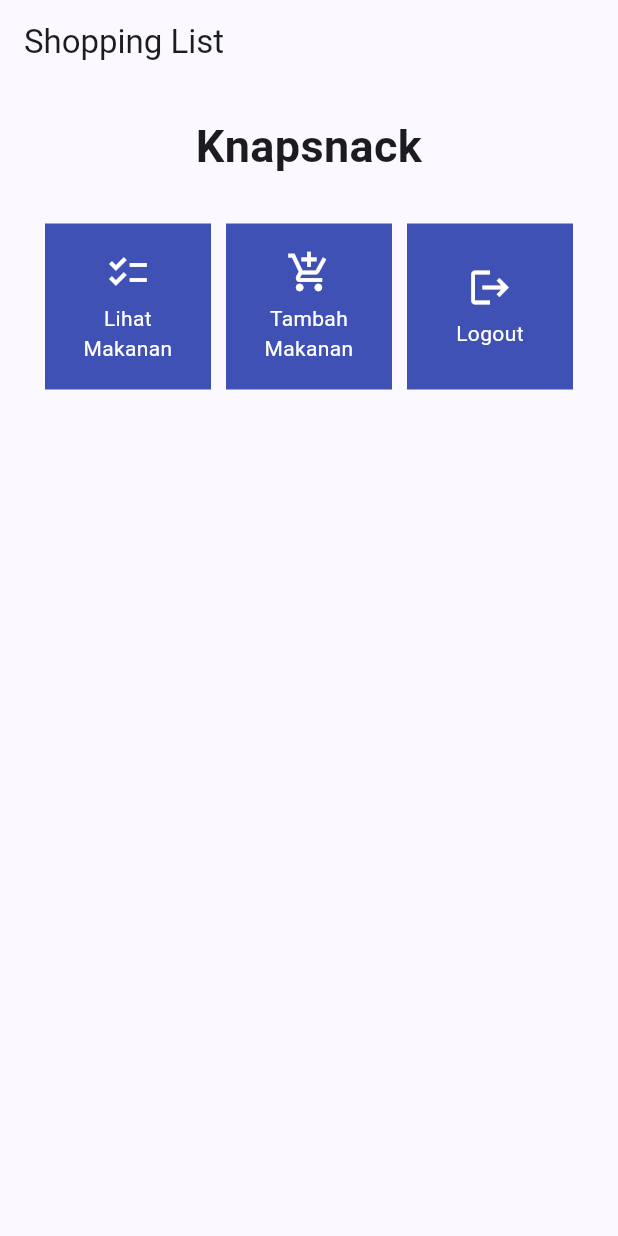
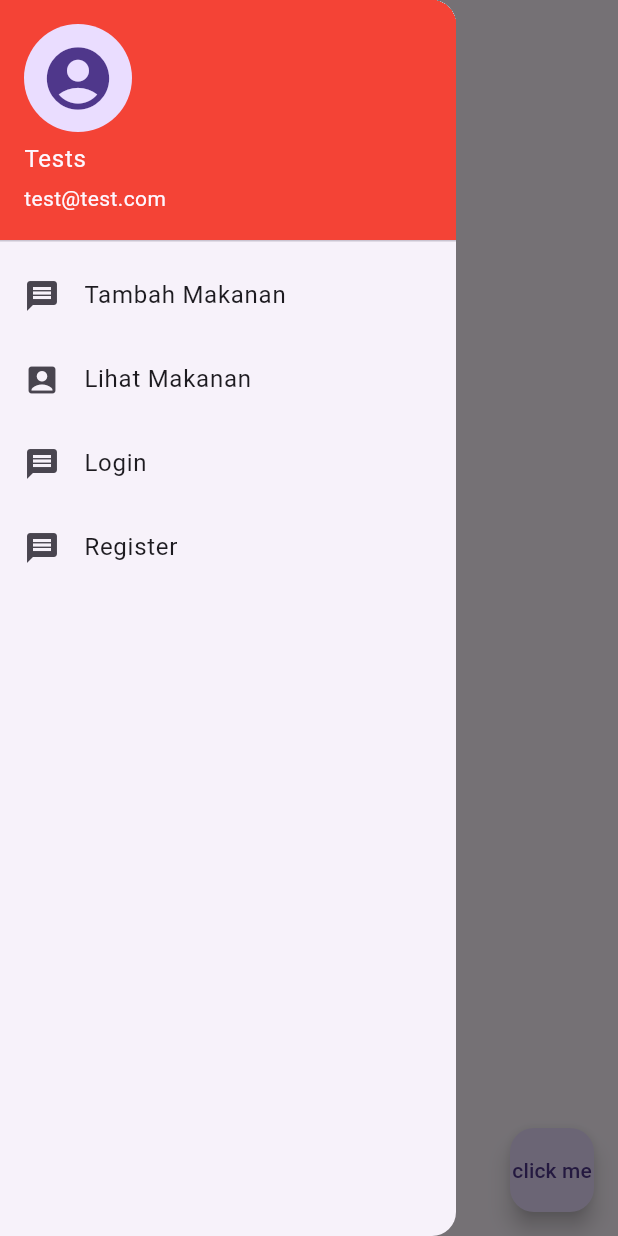
Before and after one commit to belatijagad/knapsnack, a Flutter app: the screen it shows after launch, with the side drawer open (before the commit the screen has no drawer), on a phone screen of 412 x 824 dp. Run offline on Flutter 3.47's test engine with Material 3 defaults, Android fonts, the phone set to English and light mode, and no system bars.

Commit message:
tons of update

```diff
--- a/lib/main.dart
+++ b/lib/main.dart
@@ -1,22 +1,22 @@
 import 'package:flutter/material.dart';
-import 'package:knapsnack/menu.dart';
 
-void main() {
-  runApp(const MyApp());
-}
+import 'package:knapsnack/screens/home.dart';
+import 'package:knapsnack/screens/loading.dart';
+import 'package:knapsnack/screens/add_food.dart';
+import 'package:knapsnack/screens/food_list.dart';
+import 'package:knapsnack/screens/individual_food.dart';
+import 'package:knapsnack/screens/login.dart';
+import 'package:knapsnack/screens/register.dart';
 
-class MyApp extends StatelessWidget {
-  const MyApp({super.key});
-
-  @override
-  Widget build(BuildContext context) {
-    return MaterialApp(
-      title: 'Flutter Demo',
-      theme: ThemeData(
-        colorScheme: ColorScheme.fromSeed(seedColor: Colors.indigo),
-        useMaterial3: true,
-      ),
-      home: MyHomePage(),
-    );
-  }
-}
+void main() => runApp(MaterialApp(
+  initialRoute: '/home',
+  routes: {
+    '': (context) => Loading(),
+    '/home': (context) => Home(),
+    '/add_food': (context) => AddFood(),
+    '/food_list': (context) => FoodList(),
+    '/individual_food': (context) => IndividualFood(),
+    '/login': (context) => Login(),
+    '/register': (context) => Register(),
+  },
+));
--- a/lib/menu.dart
+++ /dev/null
@@ -1,102 +0,0 @@
-import 'package:flutter/material.dart';
-
-class MyHomePage extends StatelessWidget {
-  MyHomePage({Key? key}) : super(key: key);
-  final List<ShopItem> items = [
-    ShopItem("Lihat Makanan", Icons.checklist),
-    ShopItem("Tambah Makanan", Icons.add_shopping_cart),
-    ShopItem("Logout", Icons.logout),
-  ];
-
-  @override
-  Widget build(BuildContext context) {
-    return Scaffold(
-      appBar: AppBar(
-        title: const Text(
-          'Shopping List',
-        ),
-      ),
-      body: SingleChildScrollView(
-        child: Padding(
-          padding: const EdgeInsets.all(10.0), // Set padding dari halaman
-          child: Column(
-            children: <Widget>[
-              const Padding(
-                padding: EdgeInsets.only(top: 10.0, bottom: 10.0),
-                child: Text(
-                  'Knapsnack', // Text yang menandakan toko
-                  textAlign: TextAlign.center,
-                  style: TextStyle(
-                    fontSize: 30,
-                    fontWeight: FontWeight.bold,
-                  ),
-                ),
-              ),
-              // Grid layout
-              GridView.count(
-                primary: true,
-                padding: const EdgeInsets.all(20),
-                crossAxisSpacing: 10,
-                mainAxisSpacing: 10,
-                crossAxisCount: 3,
-                shrinkWrap: true,
-                children: items.map((ShopItem item) {
-                  return ShopCard(item);
-                }).toList(),
-              ),
-            ],
-          ),
-        ),
-      ),
-    );
-  }
-}
-
-class ShopItem {
-  final String name;
-  final IconData icon;
-
-  ShopItem(this.name, this.icon);
-}
-
-class ShopCard extends StatelessWidget {
-  final ShopItem item;
-
-  const ShopCard(this.item, {super.key}); // Constructor
-
-  @override
-  Widget build(BuildContext context) {
-    return Material(
-      color: Colors.indigo,
-      child: InkWell(
-        onTap: () {
-          ScaffoldMessenger.of(context)
-            ..hideCurrentSnackBar()
-            ..showSnackBar(SnackBar(
-                content: Text("Kamu telah menekan tombol ${item.name}!")));
-        },
-        child: Container(
-          padding: const EdgeInsets.all(8),
-          child: Center(
-            child: Column(
-              mainAxisAlignment: MainAxisAlignment.center,
-              children: [
-                Icon(
-                  item.icon,
-                  color: Colors.white,
-                  size: 30.0,
-                ),
-                const Padding(padding: EdgeInsets.all(3)),
-                Text(
-                  item.name,
-                  textAlign: TextAlign.center,
-                  style: const TextStyle(color: Colors.white),
-                ),
-              ],
-            ),
-          ),
-        ),
-      ),
-    );
-  }
-}
--- /dev/null
+++ b/lib/screens/home.dart
@@ -0,0 +1,24 @@
+import 'package:flutter/material.dart';
+import 'package:knapsnack/widgets/left_drawer.dart';
+
+class Home extends StatelessWidget {
+  const Home({super.key});
+
+  @override
+  Widget build(BuildContext context) {
+    return Scaffold(
+      drawer: const LeftDrawer(),
+      appBar: AppBar(
+        title: const Text("Knapsnack"),
+        centerTitle: true,
+      ),
+      body: const Center(
+        child: Text("Hello worldo!"),
+      ),
+      floatingActionButton: FloatingActionButton(
+        child: const Text("click me"),
+        onPressed: () {},
+      ),
+    );
+  }
+}
--- /dev/null
+++ b/lib/screens/login.dart
@@ -0,0 +1,10 @@
+import 'package:flutter/material.dart';
+
+class Login extends StatelessWidget {
+  const Login({super.key});
+
+  @override
+  Widget build(BuildContext context) {
+    return const Text("testis");
+  }
+}
--- /dev/null
+++ b/lib/screens/register.dart
@@ -0,0 +1,10 @@
+import 'package:flutter/material.dart';
+
+class Register extends StatelessWidget {
+  const Register({super.key});
+
+  @override
+  Widget build(BuildContext context) {
+    return const Text("testis");
+  }
+}
--- /dev/null
+++ b/lib/widgets/left_drawer.dart
@@ -0,0 +1,57 @@
+import 'package:flutter/material.dart';
+
+class LeftDrawer extends StatefulWidget {
+  const LeftDrawer({super.key});
+
+  @override
+  _LeftDrawerState createState() => _LeftDrawerState();
+}
+
+class _LeftDrawerState extends State<LeftDrawer> {
+  @override
+  Widget build(BuildContext context) {
+    return Drawer(
+      child: ListView(
+        padding: EdgeInsets.zero,
+        children: <Widget>[
+          const UserAccountsDrawerHeader(
+            accountName: Text("Tests"),
+            accountEmail: Text("test@test.com"),
+            currentAccountPicture: CircleAvatar(
+              child: Icon(Icons.account_circle, size: 50.0)
+            ),
+            decoration: BoxDecoration(color: Colors.red),
+          ),
+          ListTile(
+            leading: const Icon(Icons.message),
+            title: const Text('Tambah Makanan'),
+            onTap: () {
+              Navigator.pushNamed(context, '/add_food');
+            }
+          ),
+          ListTile(
+            leading: const Icon(Icons.account_box),
+            title: const Text('Lihat Makanan'),
+            onTap: () {
+              Navigator.pushNamed(context, '/food_list');
+            }
+          ),
+          ListTile(
+              leading: const Icon(Icons.message),
+              title: const Text('Login'),
+              onTap: () {
+                Navigator.pushNamed(context, '/login');
+              }
+          ),
+          ListTile(
+              leading: const Icon(Icons.message),
+              title: const Text('Register'),
+              onTap: () {
+                Navigator.pushNamed(context, '/register');
+              }
+          ),
+        ],
+      ),
+    );
+  }
+}
--- a/pubspec.yaml
+++ b/pubspec.yaml
@@ -30,6 +30,7 @@ environment:
 dependencies:
   flutter:
     sdk: flutter
+  http: ^1.1.0
 
 
   # The following adds the Cupertino Icons font to your application.
```
Also changed, not shown: lib/models/consumable.dart (added, +41 -0 lines), lib/screens/add_food.dart (added, +19 -0 lines), lib/screens/food_list.dart (added, +70 -0 lines), lib/screens/individual_food.dart (added, +10 -0 lines), lib/screens/loading.dart (added, +11 -0 lines), pubspec.lock, 1 other file.
